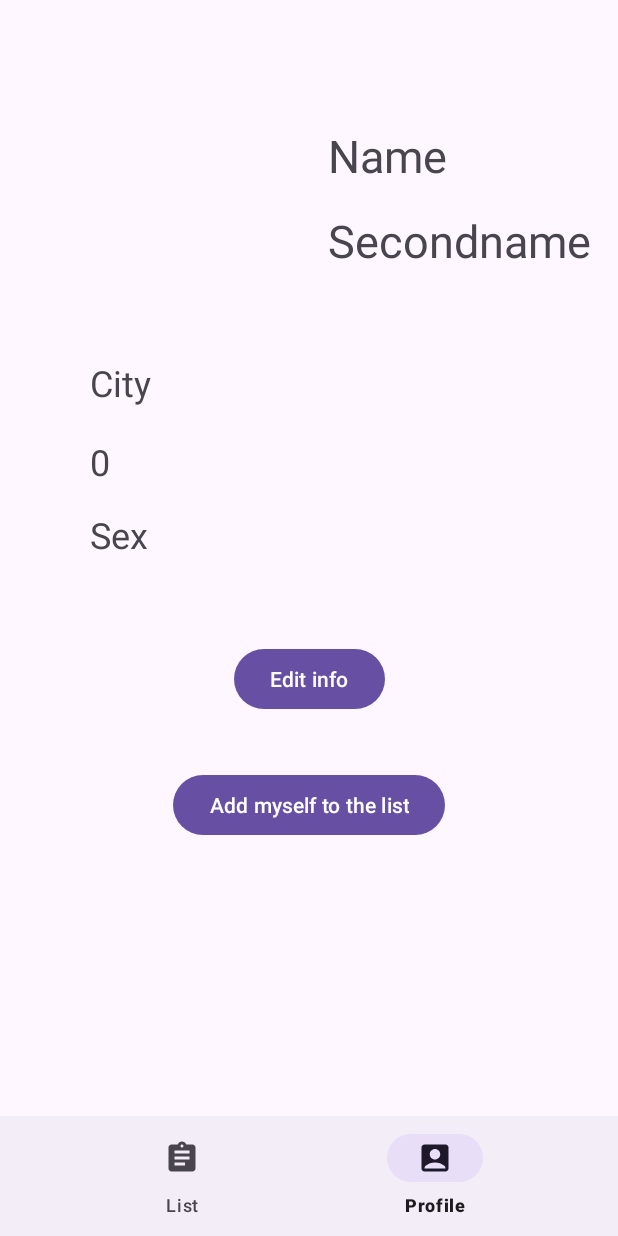
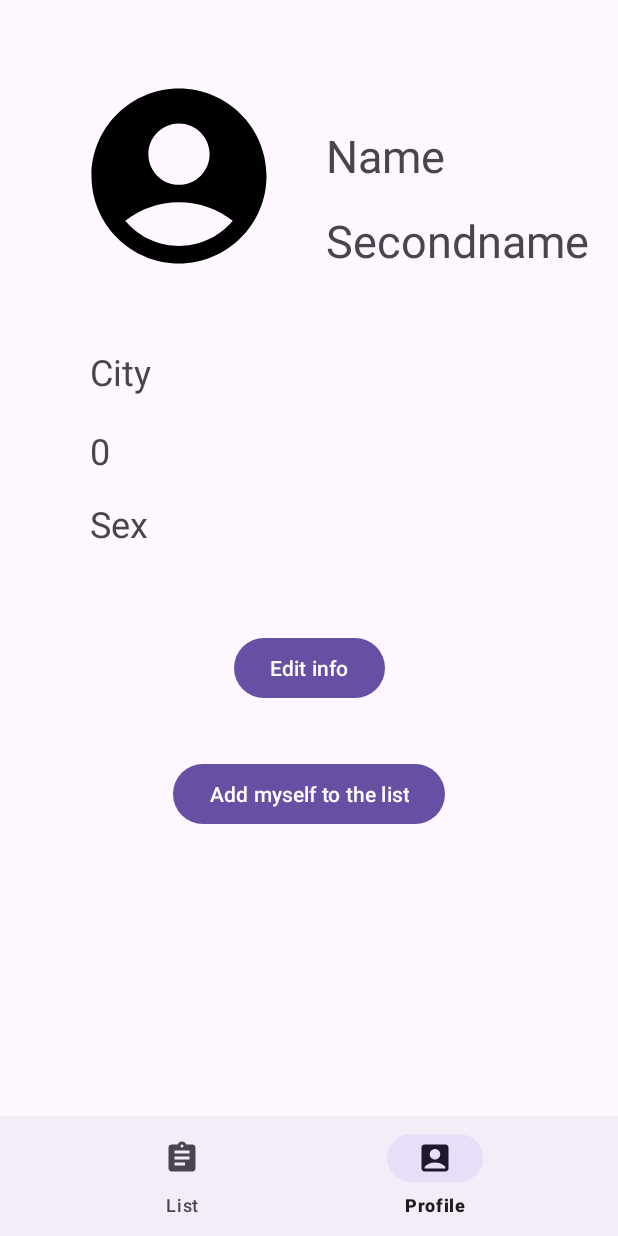
Before and after one commit to 4udiwe/Population-census, an Android app: the screen it shows after launch once a user with an empty profile is signed in (MainActivity), item 2 of the bottom bar chosen, on a phone screen of 412 x 824 dp. Run offline under Robolectric (Android 15) with nearby library versions, the phone set to English and light mode, and no system bars; our stand-ins replace Firebase (no records; nobody signed in at launch, a user with empty details on screens opened directly).

Commit message:
исправил баг картирки в профиле

```diff
--- a/app/src/main/res/layout/fragment_profile.xml
+++ b/app/src/main/res/layout/fragment_profile.xml
@@ -9,13 +9,13 @@
 
     <ImageView
         android:id="@+id/imageView"
-        android:layout_width="141dp"
-        android:layout_height="147dp"
+        android:layout_width="140dp"
+        android:layout_height="140dp"
         android:layout_marginStart="49dp"
         android:layout_marginTop="47dp"
         app:layout_constraintStart_toStartOf="parent"
         app:layout_constraintTop_toTopOf="parent"
-        tools:src="@drawable/profile" />
+        app:srcCompat="@drawable/baseline_account_circle_24" />
 
     <TextView
         android:id="@+id/tvSecondname"
```
